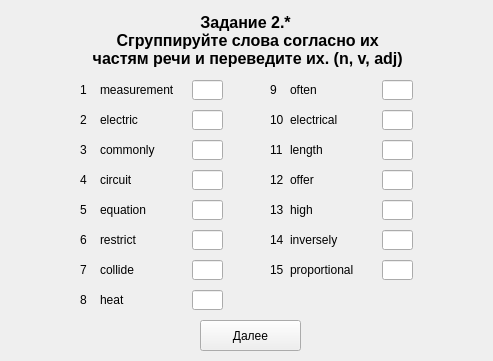
This is client/UI/variant_1/zadanie2_part1_var1.ui in Scykorr/dmitr_client_serv_test as Qt 5 draws it before an edit. The edited form follows.
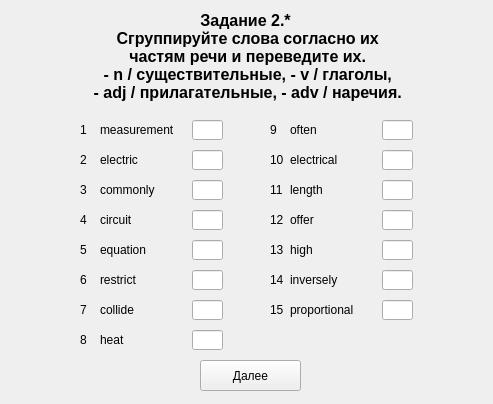
This is the edited form.

Commit message: fix title in zadanie2_part1

What changed in the file:
```diff
--- a/client/UI/variant_1/zadanie2_part1_var1.ui
+++ b/client/UI/variant_1/zadanie2_part1_var1.ui
@@ -7,7 +7,7 @@
     <x>0</x>
     <y>0</y>
     <width>493</width>
-    <height>361</height>
+    <height>404</height>
    </rect>
   </property>
   <property name="windowTitle">
@@ -19,7 +19,7 @@
      <x>10</x>
      <y>10</y>
      <width>471</width>
-     <height>61</height>
+     <height>111</height>
     </rect>
    </property>
    <property name="font">
@@ -36,7 +36,10 @@
    <property name="text">
     <string>Задание 2.*
  Сгруппируйте слова согласно их
- частям речи и переведите их. (n, v, adj)</string>
+ частям речи и переведите их.
+ - n / существительные, - v / глаголы, 
+ - adj / прилагательные, - adv / наречия.
+</string>
    </property>
    <property name="textFormat">
     <enum>Qt::AutoText</enum>
@@ -49,7 +52,7 @@
    <property name="geometry">
     <rect>
      <x>80</x>
-     <y>80</y>
+     <y>120</y>
      <width>16</width>
      <height>20</height>
     </rect>
@@ -62,7 +65,7 @@
    <property name="geometry">
     <rect>
      <x>192</x>
-     <y>80</y>
+     <y>120</y>
      <width>31</width>
      <height>20</height>
     </rect>
@@ -75,7 +78,7 @@
    <property name="geometry">
     <rect>
      <x>200</x>
-     <y>320</y>
+     <y>360</y>
      <width>101</width>
      <height>31</height>
     </rect>
@@ -88,7 +91,7 @@
    <property name="geometry">
     <rect>
      <x>100</x>
-     <y>80</y>
+     <y>120</y>
      <width>81</width>
      <height>20</height>
     </rect>
@@ -101,7 +104,7 @@
    <property name="geometry">
     <rect>
      <x>100</x>
-     <y>110</y>
+     <y>150</y>
      <width>81</width>
      <height>20</height>
     </rect>
@@ -114,7 +117,7 @@
    <property name="geometry">
     <rect>
      <x>192</x>
-     <y>110</y>
+     <y>150</y>
      <width>31</width>
      <height>20</height>
     </rect>
@@ -124,7 +127,7 @@
    <property name="geometry">
     <rect>
      <x>80</x>
-     <y>110</y>
+     <y>150</y>
      <width>16</width>
      <height>20</height>
     </rect>
@@ -137,7 +140,7 @@
    <property name="geometry">
     <rect>
      <x>100</x>
-     <y>140</y>
+     <y>180</y>
      <width>81</width>
      <height>20</height>
     </rect>
@@ -150,7 +153,7 @@
    <property name="geometry">
     <rect>
      <x>192</x>
-     <y>140</y>
+     <y>180</y>
      <width>31</width>
      <height>20</height>
     </rect>
@@ -160,7 +163,7 @@
    <property name="geometry">
     <rect>
      <x>80</x>
-     <y>140</y>
+     <y>180</y>
      <width>16</width>
      <height>20</height>
     </rect>
@@ -173,7 +176,7 @@
    <property name="geometry">
     <rect>
      <x>100</x>
-     <y>170</y>
+     <y>210</y>
      <width>81</width>
      <height>20</height>
     </rect>
@@ -186,7 +189,7 @@
    <property name="geometry">
     <rect>
      <x>192</x>
-     <y>170</y>
+     <y>210</y>
      <width>31</width>
      <height>20</height>
     </rect>
@@ -196,7 +199,7 @@
    <property name="geometry">
     <rect>
      <x>80</x>
-     <y>170</y>
+     <y>210</y>
      <width>16</width>
      <height>20</height>
     </rect>
@@ -209,7 +212,7 @@
    <property name="geometry">
     <rect>
      <x>100</x>
-     <y>200</y>
+     <y>240</y>
      <width>81</width>
      <height>20</height>
     </rect>
@@ -222,7 +225,7 @@
    <property name="geometry">
     <rect>
      <x>192</x>
-     <y>200</y>
+     <y>240</y>
      <width>31</width>
      <height>20</height>
     </rect>
@@ -232,7 +235,7 @@
    <property name="geometry">
     <rect>
      <x>80</x>
-     <y>200</y>
+     <y>240</y>
      <width>16</width>
      <height>20</height>
     </rect>
@@ -245,7 +248,7 @@
    <property name="geometry">
     <rect>
      <x>100</x>
-     <y>230</y>
+     <y>270</y>
      <width>81</width>
      <height>20</height>
     </rect>
@@ -258,7 +261,7 @@
    <property name="geometry">
     <rect>
      <x>192</x>
-     <y>230</y>
+     <y>270</y>
      <width>31</width>
      <height>20</height>
     </rect>
@@ -268,7 +271,7 @@
    <property name="geometry">
     <rect>
      <x>80</x>
-     <y>230</y>
+     <y>270</y>
      <width>16</width>
      <height>20</height>
     </rect>
@@ -281,7 +284,7 @@
    <property name="geometry">
     <rect>
      <x>100</x>
-     <y>260</y>
+     <y>300</y>
      <width>81</width>
      <height>20</height>
     </rect>
@@ -294,7 +297,7 @@
    <property name="geometry">
     <rect>
      <x>192</x>
-     <y>260</y>
+     <y>300</y>
      <width>31</width>
      <height>20</height>
     </rect>
@@ -304,7 +307,7 @@
    <property name="geometry">
     <rect>
      <x>80</x>
-     <y>260</y>
+     <y>300</y>
      <width>16</width>
      <height>20</height>
     </rect>
@@ -317,7 +320,7 @@
    <property name="geometry">
     <rect>
      <x>100</x>
-     <y>290</y>
+     <y>330</y>
      <width>81</width>
      <height>20</height>
     </rect>
@@ -330,7 +333,7 @@
    <property name="geometry">
     <rect>
      <x>192</x>
-     <y>290</y>
+     <y>330</y>
      <width>31</width>
      <height>20</height>
     </rect>
@@ -340,7 +343,7 @@
    <property name="geometry">
     <rect>
      <x>80</x>
-     <y>290</y>
+     <y>330</y>
      <width>16</width>
      <height>20</height>
     </rect>
@@ -353,7 +356,7 @@
    <property name="geometry">
     <rect>
      <x>290</x>
-     <y>80</y>
+     <y>120</y>
      <width>81</width>
      <height>20</height>
     </rect>
@@ -366,7 +369,7 @@
    <property name="geometry">
     <rect>
      <x>382</x>
-     <y>80</y>
+     <y>120</y>
      <width>31</width>
      <height>20</height>
     </rect>
@@ -376,7 +379,7 @@
    <property name="geometry">
     <rect>
      <x>270</x>
-     <y>80</y>
+     <y>120</y>
      <width>16</width>
      <height>20</height>
     </rect>
@@ -389,7 +392,7 @@
    <property name="geometry">
     <rect>
      <x>290</x>
-     <y>110</y>
+     <y>150</y>
      <width>81</width>
      <height>20</height>
     </rect>
@@ -402,7 +405,7 @@
    <property name="geometry">
     <rect>
      <x>382</x>
-     <y>110</y>
+     <y>150</y>
      <width>31</width>
      <height>20</height>
     </rect>
@@ -412,7 +415,7 @@
    <property name="geometry">
     <rect>
      <x>270</x>
-     <y>110</y>
+     <y>150</y>
      <width>16</width>
      <height>20</height>
     </rect>
@@ -425,7 +428,7 @@
    <property name="geometry">
     <rect>
      <x>290</x>
-     <y>140</y>
+     <y>180</y>
      <width>81</width>
      <height>20</height>
     </rect>
@@ -438,7 +441,7 @@
    <property name="geometry">
     <rect>
      <x>382</x>
-     <y>140</y>
+     <y>180</y>
      <width>31</width>
      <height>20</height>
     </rect>
@@ -448,7 +451,7 @@
    <property name="geometry">
     <rect>
      <x>270</x>
-     <y>140</y>
+     <y>180</y>
      <width>16</width>
      <height>20</height>
     </rect>
@@ -461,7 +464,7 @@
    <property name="geometry">
     <rect>
      <x>290</x>
-     <y>170</y>
+     <y>210</y>
      <width>81</width>
      <height>20</height>
     </rect>
@@ -474,7 +477,7 @@
    <property name="geometry">
     <rect>
      <x>382</x>
-     <y>170</y>
+     <y>210</y>
      <width>31</width>
      <height>20</height>
     </rect>
@@ -484,7 +487,7 @@
    <property name="geometry">
     <rect>
      <x>270</x>
-     <y>170</y>
+     <y>210</y>
      <width>16</width>
      <height>20</height>
     </rect>
@@ -497,7 +500,7 @@
    <property name="geometry">
     <rect>
      <x>290</x>
-     <y>200</y>
+     <y>240</y>
      <width>81</width>
      <height>20</height>
     </rect>
@@ -510,7 +513,7 @@
    <property name="geometry">
     <rect>
      <x>382</x>
-     <y>200</y>
+     <y>240</y>
      <width>31</width>
      <height>20</height>
     </rect>
@@ -520,7 +523,7 @@
    <property name="geometry">
     <rect>
      <x>270</x>
-     <y>200</y>
+     <y>240</y>
      <width>16</width>
      <height>20</height>
     </rect>
@@ -533,7 +536,7 @@
    <property name="geometry">
     <rect>
      <x>290</x>
-     <y>230</y>
+     <y>270</y>
      <width>81</width>
      <height>20</height>
     </rect>
@@ -546,7 +549,7 @@
    <property name="geometry">
     <rect>
      <x>382</x>
-     <y>230</y>
+     <y>270</y>
      <width>31</width>
      <height>20</height>
     </rect>
@@ -556,7 +559,7 @@
    <property name="geometry">
     <rect>
      <x>270</x>
-     <y>230</y>
+     <y>270</y>
      <width>16</width>
      <height>20</height>
     </rect>
@@ -569,7 +572,7 @@
    <property name="geometry">
     <rect>
      <x>290</x>
-     <y>260</y>
+     <y>300</y>
      <width>81</width>
      <height>20</height>
     </rect>
@@ -582,7 +585,7 @@
    <property name="geometry">
     <rect>
      <x>382</x>
-     <y>260</y>
+     <y>300</y>
      <width>31</width>
      <height>20</height>
     </rect>
@@ -592,7 +595,7 @@
    <property name="geometry">
     <rect>
      <x>270</x>
-     <y>260</y>
+     <y>300</y>
      <width>16</width>
      <height>20</height>
     </rect>
@@ -605,7 +608,7 @@
    <property name="geometry">
     <rect>
      <x>320</x>
-     <y>320</y>
+     <y>360</y>
      <width>161</width>
      <height>31</height>
     </rect>
```
The commit also changes 8 other files.
